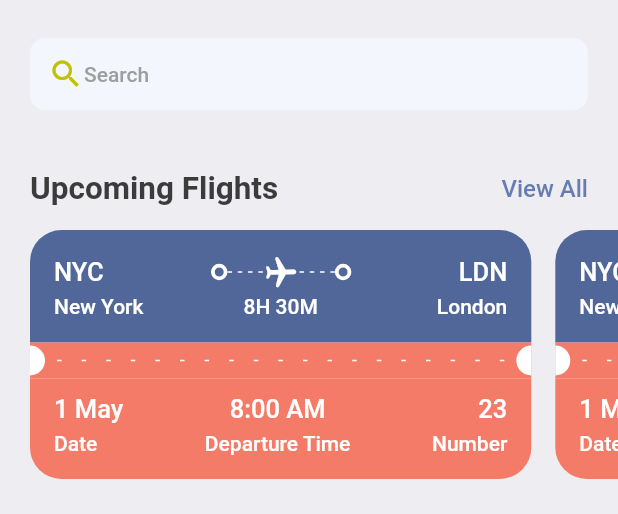
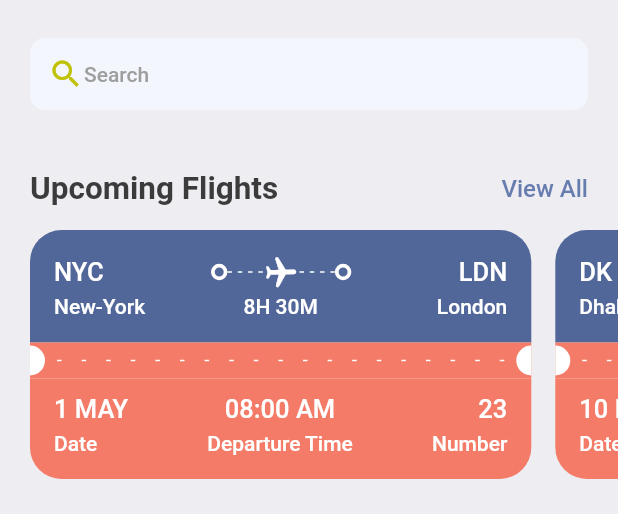
Before and after one commit to greenervigil/flutter_app, a Flutter app: the screen it shows after launch, on a phone screen of 412 x 824 dp, the part 142-656 px from its top. Run offline on Flutter 3.47's test engine with Material 2 defaults, Android fonts, the phone set to English and light mode, and no system bars; our stand-ins replace gap.

Commit message:
making ticket widget dynamic

```diff
--- a/lib/screens/home_screen.dart
+++ b/lib/screens/home_screen.dart
@@ -97,10 +97,9 @@ class HomeScreen extends StatelessWidget {
               scrollDirection: Axis.horizontal,
               padding: const EdgeInsets.only(left: 20),
               child: Row(
-                children: const [
-                  TicketView(),
-                  TicketView(),
-                ],
+                children: ticketList
+                    .map((ticket) => TicketView(ticket: ticket))
+                    .toList(),
               ),
             ),
             const Gap(15),
--- a/lib/screens/ticket_view.dart
+++ b/lib/screens/ticket_view.dart
@@ -5,7 +5,8 @@ import 'package:flutter_app/widgets/circle_container.dart';
 import 'package:gap/gap.dart';
 
 class TicketView extends StatelessWidget {
-  const TicketView({super.key});
+  final Map<String, dynamic> ticket;
+  const TicketView({super.key, required this.ticket});
 
   @override
   Widget build(BuildContext context) {
@@ -31,7 +32,7 @@ class TicketView extends StatelessWidget {
                   Row(
                     children: [
                       Text(
-                        'NYC',
+                        ticket['from']['code'],
                         style:
                             Styles.headlineStyle3.copyWith(color: Colors.white),
                       ),
@@ -77,7 +78,7 @@ class TicketView extends StatelessWidget {
                       const CircleContainer(),
                       Expanded(child: Container()),
                       Text(
-                        'LDN',
+                        ticket['to']['code'],
                         style:
                             Styles.headlineStyle3.copyWith(color: Colors.white),
                       ),
@@ -90,20 +91,20 @@ class TicketView extends StatelessWidget {
                       SizedBox(
                         width: 100,
                         child: Text(
-                          'New York',
+                          ticket['from']['name'],
                           style: Styles.headlineStyle4
                               .copyWith(color: Colors.white),
                         ),
                       ),
                       Text(
-                        '8H 30M',
+                        ticket['flying_time'],
                         style:
                             Styles.headlineStyle4.copyWith(color: Colors.white),
                       ),
                       SizedBox(
                         width: 100,
                         child: Text(
-                          'London',
+                          ticket['to']['name'],
                           textAlign: TextAlign.end,
                           style: Styles.headlineStyle4
                               .copyWith(color: Colors.white),
@@ -189,7 +190,7 @@ class TicketView extends StatelessWidget {
                         crossAxisAlignment: CrossAxisAlignment.start,
                         children: [
                           Text(
-                            '1 May',
+                            ticket['date'],
                             style: Styles.headlineStyle3
                                 .copyWith(color: Colors.white),
                           ),
@@ -205,7 +206,7 @@ class TicketView extends StatelessWidget {
                         crossAxisAlignment: CrossAxisAlignment.center,
                         children: [
                           Text(
-                            '8:00 AM',
+                            ticket['departure_time'],
                             style: Styles.headlineStyle3
                                 .copyWith(color: Colors.white),
                           ),
@@ -221,7 +222,7 @@ class TicketView extends StatelessWidget {
                         crossAxisAlignment: CrossAxisAlignment.end,
                         children: [
                           Text(
-                            '23',
+                            ticket['number'].toString(),
                             style: Styles.headlineStyle3
                                 .copyWith(color: Colors.white),
                           ),
```
